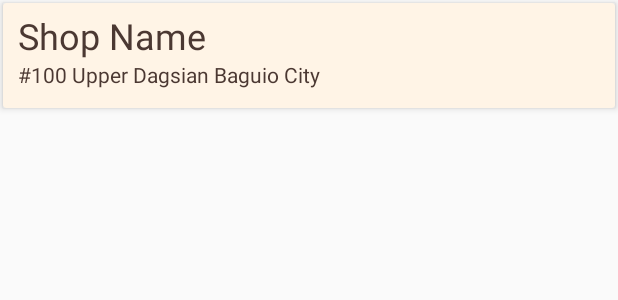
After one commit to paolojulian/VulcaniceAndroid, an Android app: the layout listview_nearest_gas.xml on its own in the app's theme, with its tools: preview values and no code run, on a phone screen of 412 x 824 dp. The commit adds this screen. Shown: the top 300 px of the screen. Run offline under Robolectric (Android 15) with nearby library versions, the phone set to English and light mode, and no system bars.

Commit message:
Find Nearest Gas Station

```diff
--- a/app/src/main/AndroidManifest.xml
+++ b/app/src/main/AndroidManifest.xml
@@ -45,6 +45,11 @@
             android:label="Vulca-Nice" />
 
         <activity
+            android:name=".FindGasActivity"
+            android:theme="@style/AppTheme"
+            android:label="Nearest Gas Station/s" />
+
+        <activity
             android:name=".CreateShopActivity"
             android:theme="@style/AppTheme"
             android:label="Create Station" />
--- a/app/src/main/res/layout/activity_main_page.xml
+++ b/app/src/main/res/layout/activity_main_page.xml
@@ -21,6 +21,7 @@
             <!--layout="@layout/navigation_action"/>-->
         <Button
             android:text="Vulcanizing shop"
+            android:id="@+id/btn_find_vul"
             android:layout_width="fill_parent"
             android:textStyle="bold"
             android:background="@color/colorAccent"
@@ -29,6 +30,7 @@
             android:layout_height="wrap_content" />
         <Button
             android:text="Gas station"
+            android:id="@+id/btn_find_gas"
             android:layout_width="fill_parent"
             android:textStyle="bold"
             android:background="@color/colorAccent"
--- /dev/null
+++ b/app/src/main/res/layout/listview_nearest_gas.xml
@@ -0,0 +1,36 @@
+<?xml version="1.0" encoding="utf-8"?>
+<android.support.v7.widget.CardView
+    xmlns:android="http://schemas.android.com/apk/res/android"
+    xmlns:card_view="http://schemas.android.com/apk/res-auto"
+    android:id="@+id/listview_nearest_gas"
+    android:layout_width="match_parent"
+    android:layout_height="70dp"
+    card_view:cardElevation="3dp"
+    card_view:cardBackgroundColor="@color/colorLight"
+    card_view:contentPadding="5dp"
+    card_view:contentPaddingLeft="10dp"
+    android:layout_marginHorizontal="0dp"
+    android:layout_margin="2dp"
+    android:clickable="true">
+
+    <LinearLayout
+        android:layout_width="match_parent"
+        android:layout_height="wrap_content"
+        android:orientation="vertical">
+        <TextView
+            android:id="@+id/gas_station_name"
+            android:text="Shop Name"
+            android:textSize="24dp"
+            android:textColor="@color/colorPrimary"
+            android:layout_width="match_parent"
+            android:layout_height="wrap_content" />
+        <TextView
+            android:id="@+id/gas_station_address"
+            android:text="#100 Upper Dagsian Baguio City"
+            android:textSize="14dp"
+            android:textColor="@color/colorPrimary"
+            android:layout_width="match_parent"
+            android:layout_height="wrap_content" />
+    </LinearLayout>
+
+</android.support.v7.widget.CardView>
--- a/build.gradle
+++ b/build.gradle
@@ -7,7 +7,7 @@ buildscript {
         jcenter()
     }
     dependencies {
-        classpath 'com.android.tools.build:gradle:3.0.1'
+        classpath 'com.android.tools.build:gradle:3.1.2'
         classpath 'com.google.gms:google-services:3.2.0'
         // NOTE: Do not place your application dependencies here; they belong
         // in the individual module build.gradle files
```
Also changed, not shown: app/src/main/java/com/vulcanice/vulcanice/FindGasActivity.java (added, +164 -0 lines), app/src/main/java/com/vulcanice/vulcanice/MainActivity.java (+13 -0 lines), app/src/main/java/com/vulcanice/vulcanice/MainPage.java (+30 -14 lines), app/src/main/res/layout/activity_find_nearest_gas.xml (added, +27 -0 lines), gradle/wrapper/gradle-wrapper.properties.
